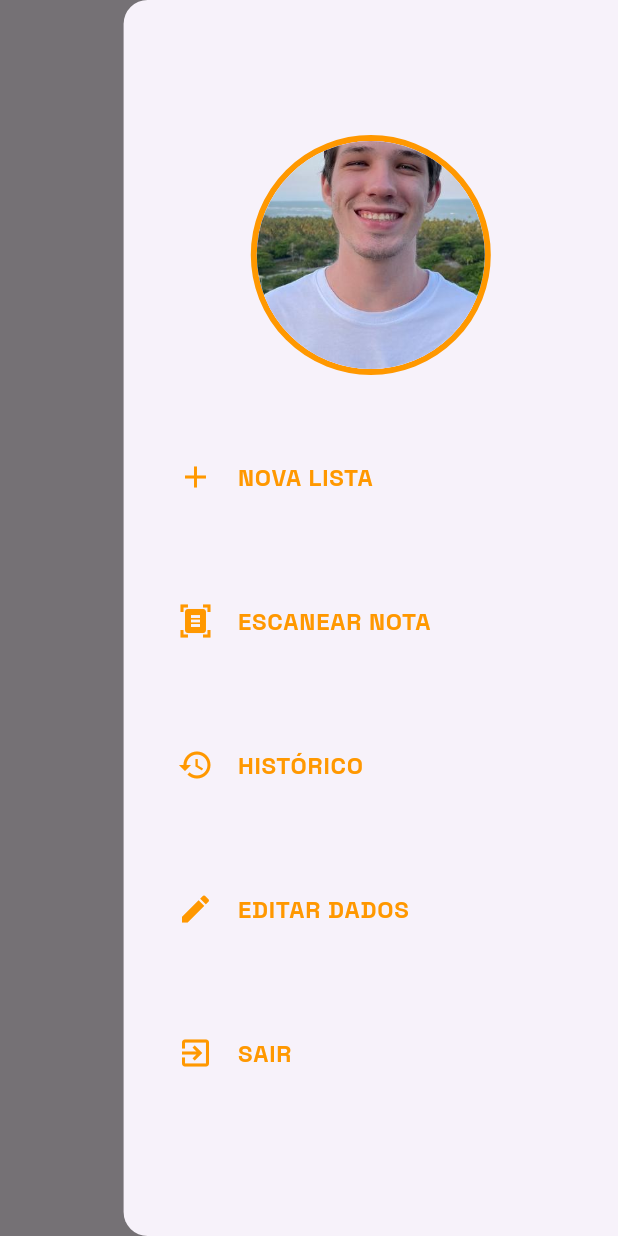
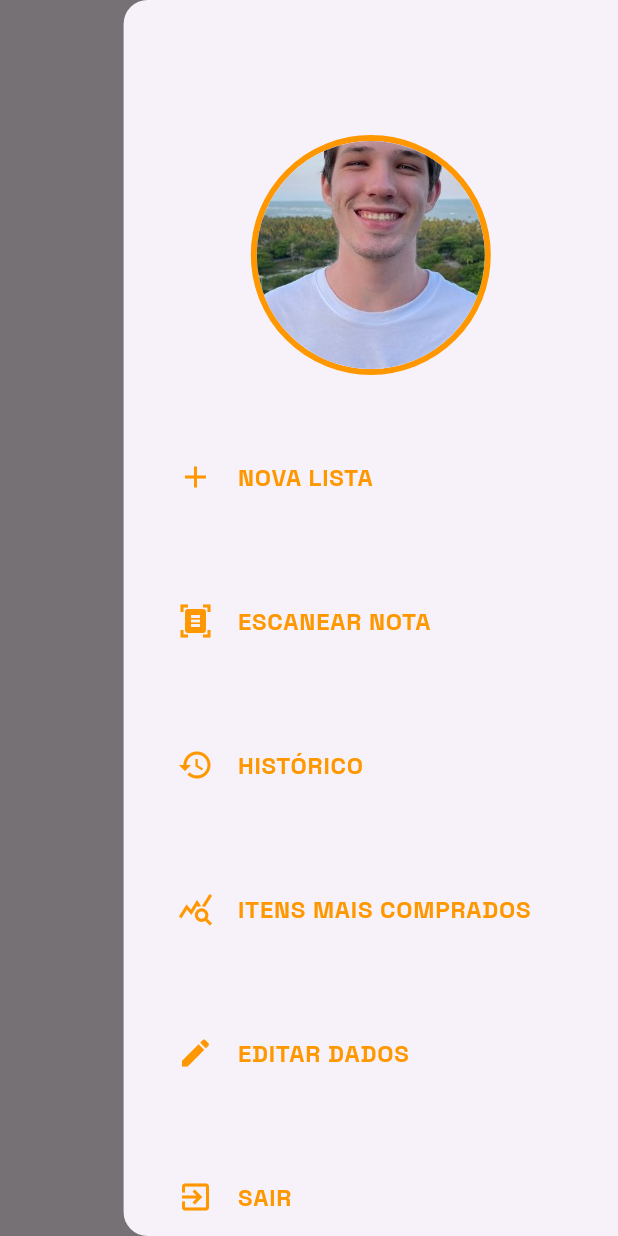
Before and after one commit to RenatoWlk/ProjetoIntegradorVI, a Flutter app: the TopPurchasedItemsScreen screen opened by its route, with the side drawer open, on a phone screen of 412 x 824 dp. Run offline on Flutter 3.47's test engine with Material 3 defaults, Android fonts, the phone set to English and light mode, and no system bars; our stand-ins replace file_picker, fl_chart, image_picker, mask_text_input_formatter, shared_preferences; missing offline and left inert: cunning_document_scanner, flutter_bcrypt, google_mlkit_text_recognition, mongo_dart, string_similarity, syncfusion_flutter_pdf; accounts and stored records are empty.

Commit message:
Melhoria no Processamento de Itens e no Gráfico, Itens + Comprados no Drawer

```diff
--- a/lib/screens/top_purchased_items_screen.dart
+++ b/lib/screens/top_purchased_items_screen.dart
@@ -165,6 +165,18 @@ class TopPurchasedItemsScreen extends StatelessWidget {
 
     for (var invoice in invoices) {
       for (var item in invoice.invoiceItems) {
+        if (processedItems.isEmpty) {
+          double unitPrice = item.itemPrice / item.itemQuantity;
+          ItemData newProcessedItem = ItemData(
+              name: item.itemName,
+              totalQuantity: item.itemQuantity,
+              dates: [invoice.orderDate],
+              prices: [unitPrice]);
+          processedItems.add(newProcessedItem);
+          continue;
+        }
+
+        bool itemMatched = false;
         for (int i = 0; i < processedItems.length; i++) {
           double similarity = StringSimilarity.compareTwoStrings(
               item.itemName, processedItems[i].name);
@@ -174,7 +186,12 @@ class TopPurchasedItemsScreen extends StatelessWidget {
               processedItems[i].dates.add(invoice.orderDate);
             }
             processedItems[i].prices.add(item.itemPrice / item.itemQuantity);
-          } else {
+            itemMatched = true;
+            break;
+          }
+        }
+
+        if (!itemMatched) {
           double unitPrice = item.itemPrice / item.itemQuantity;
           ItemData newProcessedItem = ItemData(
               name: item.itemName,
@@ -185,7 +202,6 @@ class TopPurchasedItemsScreen extends StatelessWidget {
         }
       }
     }
-    }
 
     processedItems.removeWhere((item) => item.dates.length <= 1);
     return processedItems;
--- a/lib/utils/dialogs/item_details_dialog.dart
+++ b/lib/utils/dialogs/item_details_dialog.dart
@@ -86,7 +86,7 @@ class ItemDetailsDialogState extends State<ItemDetailsDialog> {
   LineChartData _mainData() {
     final maxPrice = widget.prices.reduce((a, b) => a > b ? a : b);
     final yInterval = _getYInterval(maxPrice);
-    final maxY = (maxPrice + (maxPrice * 0.5)).toInt().toDouble();
+    final maxY = (maxPrice + ((maxPrice * 0.5) + 1)).toInt().toDouble();
 
     List<FlSpot> spots = widget.dates.asMap().entries.map((entry) {
       return FlSpot(entry.key.toDouble(), widget.prices[entry.key]);
@@ -98,7 +98,7 @@ class ItemDetailsDialogState extends State<ItemDetailsDialog> {
   LineChartData _avgData() {
     final maxPrice = widget.prices.reduce((a, b) => a > b ? a : b);
     final yInterval = _getYInterval(maxPrice);
-    final maxY = (maxPrice + (maxPrice * 0.5)).toInt().toDouble();
+    final maxY = (maxPrice + ((maxPrice * 0.5) + 1)).toInt().toDouble();
 
     final avgPrice =
         widget.prices.reduce((a, b) => a + b) / widget.prices.length;
--- a/lib/widgets/custom_drawer.dart
+++ b/lib/widgets/custom_drawer.dart
@@ -83,6 +83,19 @@ class CustomDrawer extends StatelessWidget {
               ),
               const SizedBox(height: 40.0),
 
+              // ITENS MAIS COMPRADOS
+              ListTile(
+                iconColor: iconColor,
+                textColor: textColor,
+                leading: const Icon(Icons.query_stats_outlined),
+                title: const Text('ITENS MAIS COMPRADOS',
+                    style: TextStyle(fontWeight: FontWeight.w700)),
+                onTap: () {
+                  Navigator.of(context).pushNamed('/top_purchased_items');
+                },
+              ),
+              const SizedBox(height: 40.0),
+
               // EDITAR DADOS
               ListTile(
                 iconColor: iconColor,
--- a/pubspec.yaml
+++ b/pubspec.yaml
@@ -27,7 +27,7 @@ dependencies:
   shared_preferences: ^2.3.3
   file_picker: ^8.1.4
   image_picker: ^1.1.2
-  syncfusion_flutter_pdf: 27.1.58
+  syncfusion_flutter_pdf: ^27.2.2
   string_similarity: ^2.1.1
   fl_chart: ^0.69.0
 
```
Also changed, not shown: pubspec.lock. Lines whose indentation alone changed are shown as unchanged.
